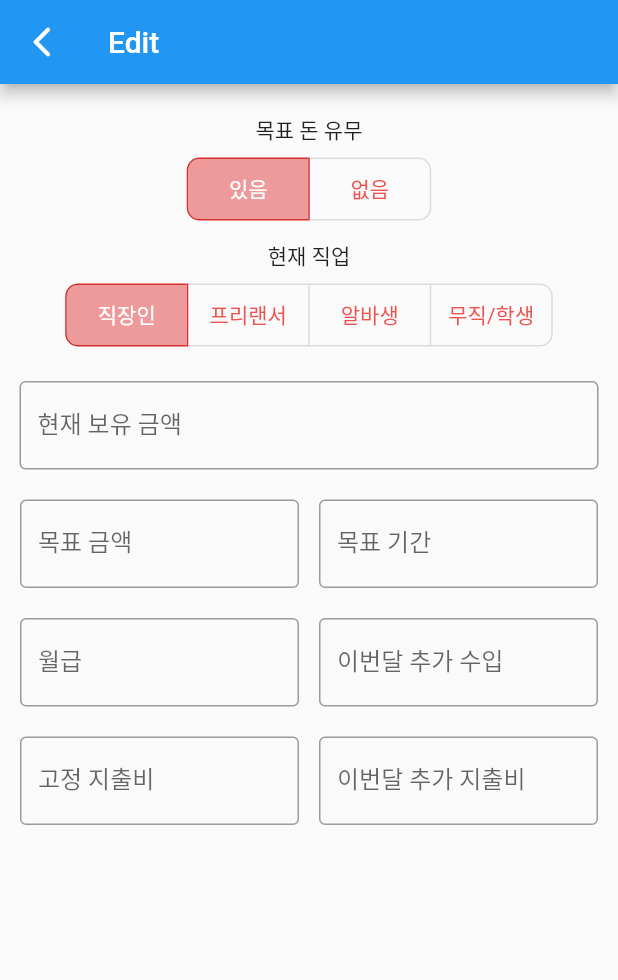
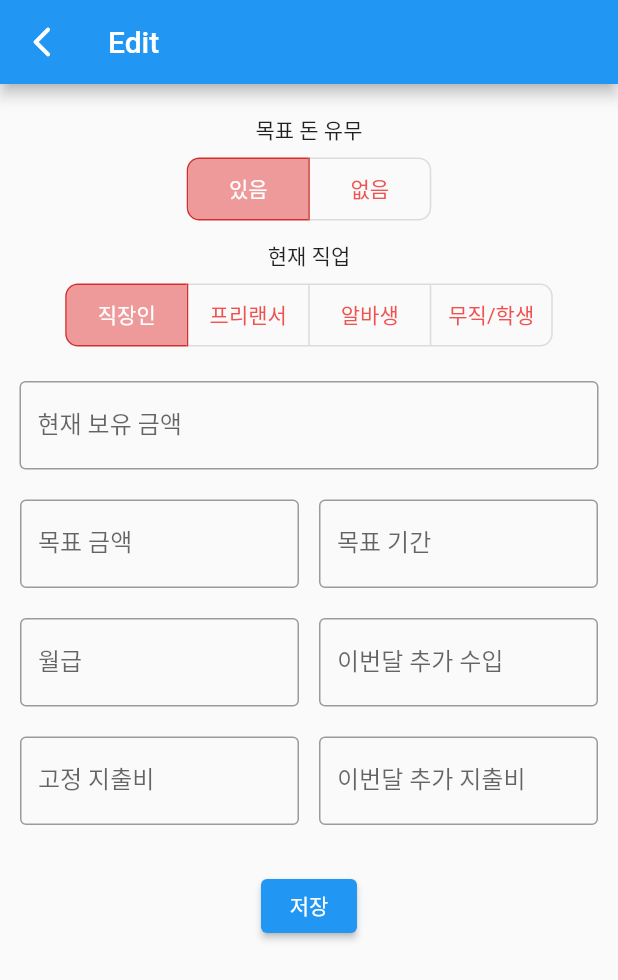
Before and after one commit to ParkKyeongPyo/moneyapp, a Flutter app: the screen it shows after launch, after a tap on the "edit" icon, on a phone screen of 412 x 824 dp. Shown: the top 980 px of the screen. Run offline on Flutter 3.47's test engine with Material 2 defaults, Android fonts, the phone set to English and light mode, and no system bars; our stand-ins replace firebase_auth, firebase_core; accounts and stored records are empty; statements that could not run were skipped.

Commit message:
Edit 페이지 작업 중

```diff
--- a/lib/appbar_route/edit_screen.dart
+++ b/lib/appbar_route/edit_screen.dart
@@ -14,13 +14,44 @@ const List<Widget> jobList = <Widget>[
   Text('무직/학생'),
 ];
 
+const List<String> jobTextList = <String>[
+  "직장인",
+  "프리랜서",
+  "알바생",
+  "무직/학생",
+];
+
 const List<Widget> targetList = <Widget>[
   Text('있음'),
   Text('없음'),
 ];
 
+const List<String> targetTextList = <String>[
+  "있음",
+  "없음",
+];
+
 class EditScreen extends StatefulWidget {
-  const EditScreen({super.key});
+  String userID = "";
+  String? userEmail = "";
+
+  String target = "있음";
+  String job = "company";
+  int currentMoney = 0;
+  int targetMoney = 0;
+  int salary = 0;
+  int addIncome = 0;
+  int fixPay = 0;
+  int addPay = 0;
+
+//freelancer
+  int income = 0;
+
+//student
+  int pinMoney = 0;
+  int monthPay = 0;
+
+  EditScreen({super.key, required this.userID, required this.userEmail});
 
   @override
   State<EditScreen> createState() => _EditScreenState();
@@ -72,6 +103,8 @@ class _EditScreenState extends State<EditScreen> {
 
                         if (i == index) selectedTargetIndex = index;
                       }
+
+                      target = targetTextList[selectedTargetIndex];
                     });
                   },
                   borderRadius: const BorderRadius.all(Radius.circular(8)),
@@ -102,6 +135,8 @@ class _EditScreenState extends State<EditScreen> {
 
                         if (i == index) selectedJobIndex = index;
                       }
+
+                      job = jobTextList[selectedJobIndex];
                     });
                   },
                   borderRadius: const BorderRadius.all(Radius.circular(8)),
@@ -119,12 +154,15 @@ class _EditScreenState extends State<EditScreen> {
                 const SizedBox(height: 20),
                 SizedBox(
                   width: screenWidth - 26,
-                  child: const TextField(
+                  child: TextField(
                     keyboardType: TextInputType.number,
-                    decoration: InputDecoration(
+                    decoration: const InputDecoration(
                       border: OutlineInputBorder(),
                       labelText: '현재 보유 금액',
                     ),
+                    onChanged: (value) {
+                      EditScreen.currentMoney = int.parse(value);
+                    },
                   ),
                 ),
                 const SizedBox(height: 20),
@@ -144,6 +182,10 @@ class _EditScreenState extends State<EditScreen> {
                     EditStudent(screenWidth: screenWidth)
                 ],
                 const SizedBox(height: 30),
+                ElevatedButton(
+                  onPressed: () {},
+                  child: const Text("저장"),
+                ),
               ],
             ),
           ),
--- a/lib/appbar_route/edit_widget/edit_target_company.dart
+++ b/lib/appbar_route/edit_widget/edit_target_company.dart
@@ -20,6 +20,9 @@ class EditTargetCompany extends StatelessWidget {
                   border: OutlineInputBorder(),
                   labelText: '목표 금액',
                 ),
+                onChanged: (value) {
+                      _EditScreenState.currentMoney = int.parse(value);
+                    },
               ),
             ),
             SizedBox(
--- a/lib/main.dart
+++ b/lib/main.dart
@@ -10,13 +10,14 @@ import 'firebase_options.dart';
 import 'package:firebase_auth/firebase_auth.dart';
 
 Future<void> main() async {
+  WidgetsFlutterBinding.ensureInitialized();
+  await Firebase.initializeApp(
+    options: DefaultFirebaseOptions.currentPlatform,
+  );
   runApp(const MaterialApp(
     title: 'Navigation Basics',
     home: MyApp(),
   ));
-  await Firebase.initializeApp(
-    options: DefaultFirebaseOptions.currentPlatform,
-  );
 }
 
 class MyApp extends StatefulWidget {
@@ -38,6 +39,10 @@ class _MyAppState extends State<MyApp> {
     });
   }
 
+  //User 정보 변수
+  String userID = "";
+  String? userEmail = "";
+
   static List<Widget> pages = <Widget>[
     const HomeScreen(),
     const InfoScreen(),
@@ -45,6 +50,16 @@ class _MyAppState extends State<MyApp> {
 
   @override
   Widget build(BuildContext context) {
+    FirebaseAuth.instance.authStateChanges().listen((User? user) {
+      if (user != null) {
+        userID = user.uid;
+        userEmail = user.email;
+      }
+    });
+
+    print(userID);
+    print(userEmail);
+
     return MaterialApp(
       home: Scaffold(
         appBar: AppBar(
@@ -57,7 +72,10 @@ class _MyAppState extends State<MyApp> {
                 Navigator.push(
                   context,
                   MaterialPageRoute(
-                    builder: (context) => const EditScreen(),
+                    builder: (context) => EditScreen(
+                      userID: userID,
+                      userEmail: userEmail,
+                    ),
                   ),
                 );
               },
```
Also changed, not shown: lib/appbar_route/firebase_user_widget.dart (renamed from lib/appbar_route/profile_widget/firebase_user_widget.dart, +4 -6 lines), lib/appbar_route/profile_screen.dart (+38 -6 lines).
